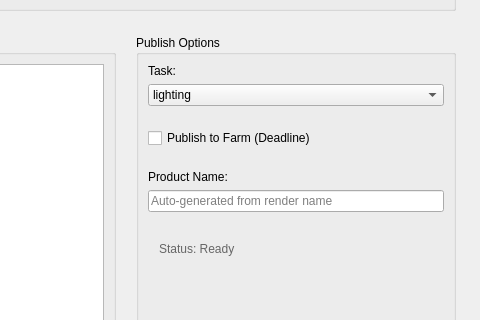
First picture: the form in resources/ui/tabs/republish.ui, repository cpt-cabbage/luma_tools, before the edit; both pictures show x 920 to 1400 and y 128 to 448 of the 1400 by 850 pixel window.
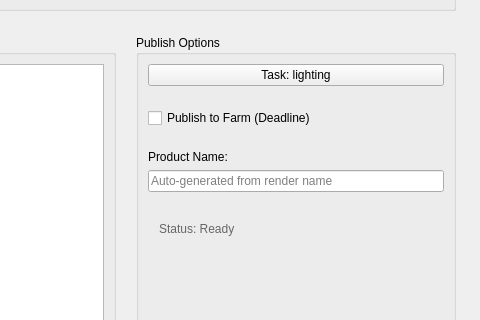
Second picture: the form after the edit.

```diff
--- a/resources/ui/tabs/republish.ui
+++ b/resources/ui/tabs/republish.ui
@@ -224,29 +224,13 @@
        </property>
        <layout class="QVBoxLayout" name="republishOptionsLayout">
         <item>
-         <widget class="QLabel" name="republishTaskLabel">
+         <widget class="QPushButton" name="RePublishTaskButton">
           <property name="text">
-           <string>Task:</string>
+           <string>Task: lighting</string>
           </property>
-         </widget>
-        </item>
-        <item>
-         <widget class="QComboBox" name="RePublishTask">
-          <item>
-           <property name="text">
-            <string>lighting</string>
-           </property>
-          </item>
-          <item>
-           <property name="text">
-            <string>compositing</string>
-           </property>
-          </item>
-          <item>
-           <property name="text">
-            <string>fx</string>
-           </property>
-          </item>
+          <property name="toolTip">
+           <string>Click to select the task for publishing</string>
+          </property>
          </widget>
         </item>
         <item>
```
